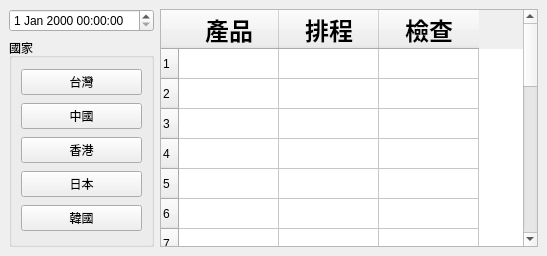
First picture: the form in GUI/Ui_Mainchk.ui, repository jack850129/test_2023, before the edit.
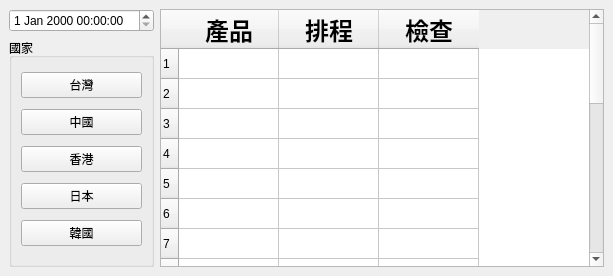
Second picture: the form after the edit.

```diff
--- a/GUI/Ui_Mainchk.ui
+++ b/GUI/Ui_Mainchk.ui
@@ -6,8 +6,8 @@
    <rect>
     <x>0</x>
     <y>0</y>
-    <width>547</width>
-    <height>256</height>
+    <width>613</width>
+    <height>276</height>
    </rect>
   </property>
   <property name="windowTitle">
@@ -31,14 +31,14 @@
            <item>
             <layout class="QVBoxLayout" name="verticalLayout">
              <item>
-              <widget class="QPushButton" name="But_kor">
+              <widget class="QPushButton" name="But_twn">
                <property name="text">
                 <string>台灣</string>
                </property>
               </widget>
              </item>
              <item>
-              <widget class="QPushButton" name="But_jpn">
+              <widget class="QPushButton" name="But_chn">
                <property name="text">
                 <string>中國</string>
                </property>
@@ -52,14 +52,14 @@
               </widget>
              </item>
              <item>
-              <widget class="QPushButton" name="But_chn">
+              <widget class="QPushButton" name="But_jpn">
                <property name="text">
                 <string>日本</string>
                </property>
               </widget>
              </item>
              <item>
-              <widget class="QPushButton" name="But_twn">
+              <widget class="QPushButton" name="But_kor">
                <property name="text">
                 <string>韓國</string>
                </property>
```
